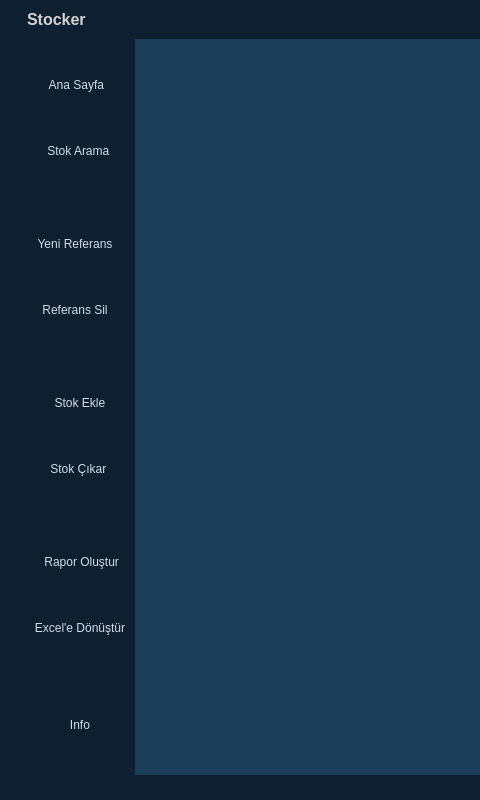
This is Stocker.ui in mstselcuk/Stocker as Qt 5 draws it before an edit; both pictures show x 0 to 480 and y 0 to 800 of the 1200 by 800 pixel window. The edited form follows.
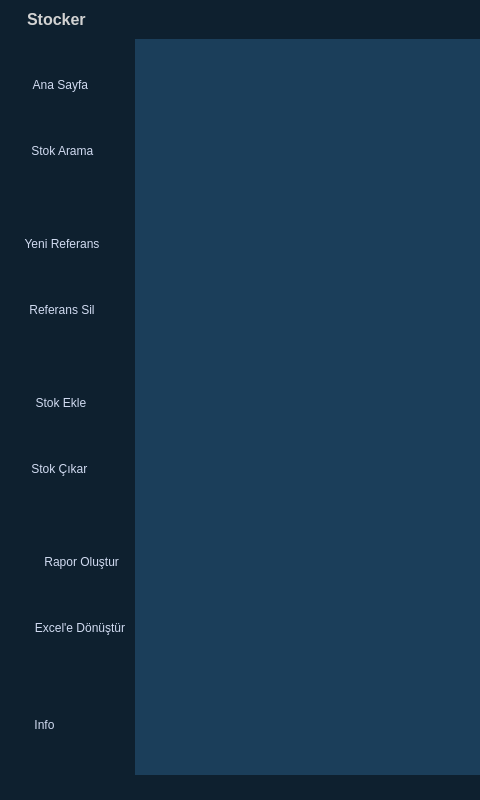
This is the edited form. Icons and pictures are not drawn.

What changed in the file:
```diff
--- a/Stocker.ui
+++ b/Stocker.ui
@@ -281,7 +281,7 @@
           <property name="bottomMargin">
            <number>0</number>
           </property>
-          <item alignment="Qt::AlignHCenter">
+          <item>
            <widget class="QFrame" name="frame_Menu">
             <property name="sizePolicy">
              <sizepolicy hsizetype="Fixed" vsizetype="Preferred">
@@ -343,7 +343,7 @@
              <property name="bottomMargin">
               <number>0</number>
              </property>
-             <item>
+             <item alignment="Qt::AlignLeft">
               <widget class="QFrame" name="frame_Home">
                <property name="sizePolicy">
                 <sizepolicy hsizetype="Preferred" vsizetype="Preferred">
@@ -492,7 +492,7 @@
                </layout>
               </widget>
              </item>
-             <item>
+             <item alignment="Qt::AlignLeft">
               <widget class="QFrame" name="frame_Referance">
                <property name="minimumSize">
                 <size>
@@ -609,7 +609,7 @@
                </layout>
               </widget>
              </item>
-             <item>
+             <item alignment="Qt::AlignLeft">
               <widget class="QFrame" name="frame_Stock">
                <property name="styleSheet">
                 <string notr="true">*{
@@ -839,7 +839,7 @@
                </layout>
               </widget>
              </item>
-             <item>
+             <item alignment="Qt::AlignLeft">
               <widget class="QFrame" name="frame_Info">
                <property name="sizePolicy">
                 <sizepolicy hsizetype="Preferred" vsizetype="Preferred">
```
Left out of the diff: 2 changed lines with no effect on the pictures.
